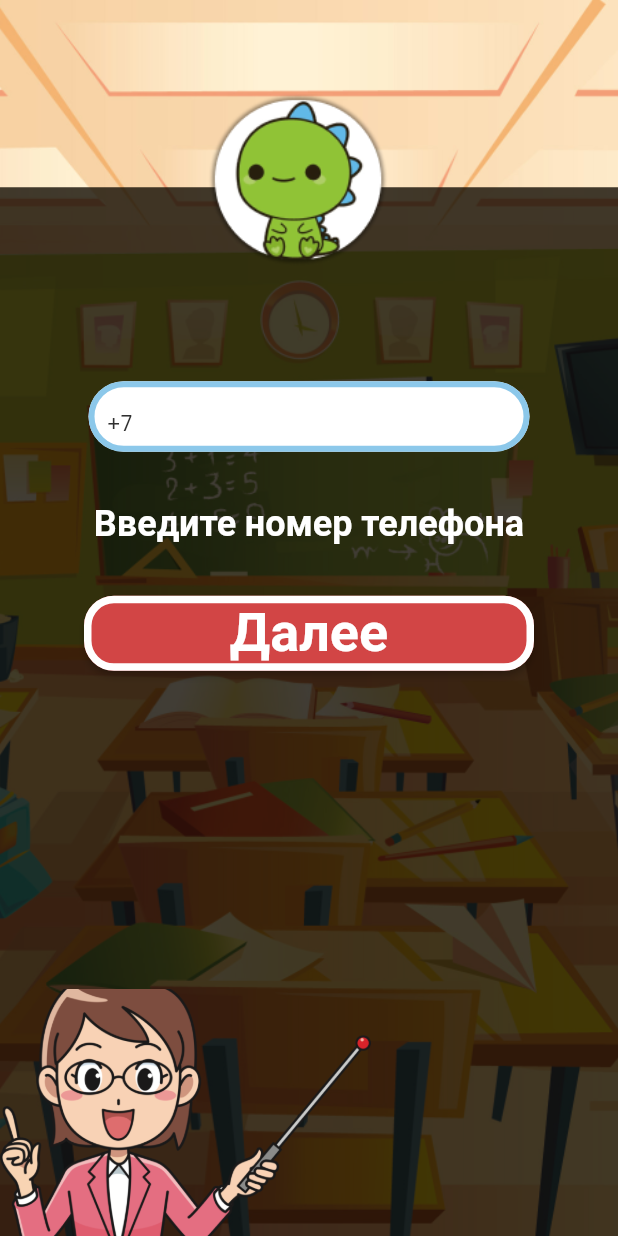
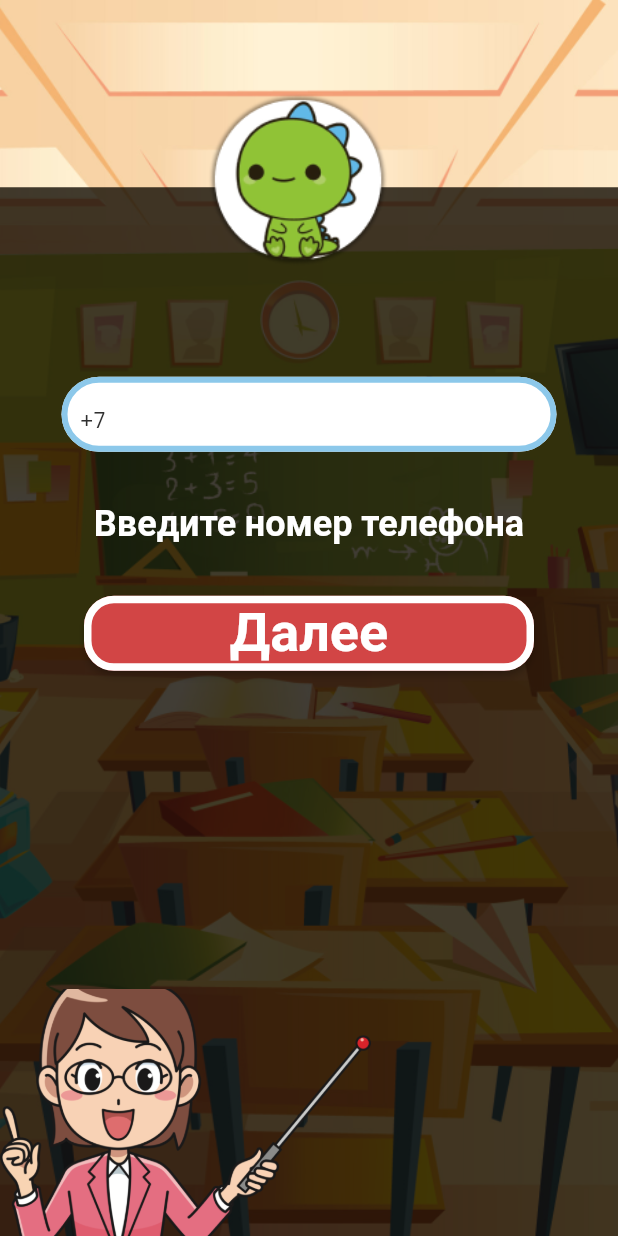
Before and after one commit to Sypexx/KengaBoo, a Flutter app: the RegistrationNumberWidget screen opened directly, on a phone screen of 412 x 824 dp. Run offline on Flutter 3.47's test engine with Material 2 defaults, Android fonts, the phone set to English and light mode, and no system bars; drawn by our look-alikes of auto_size_text; our stand-ins replace built_collection, built_value, cloud_firestore, firebase_auth, firebase_core, font_awesome_flutter and 8 more; missing offline and left inert: json_path; accounts and stored records are empty; generated files the repository leaves out were written again.

Commit message:
Updating to latest FlutterFlow output.

```diff
--- a/lib/registration_number/registration_number_widget.dart
+++ b/lib/registration_number/registration_number_widget.dart
@@ -43,6 +43,8 @@ class _RegistrationNumberWidgetState extends State<RegistrationNumberWidget> {
         ),
         child: Stack(
           children: [
+            Stack(
+              children: [
                 Align(
                   alignment: AlignmentDirectional(0, 1.02),
                   child: Container(
@@ -52,6 +54,8 @@ class _RegistrationNumberWidgetState extends State<RegistrationNumberWidget> {
                       color: Color(0xCB100B02),
                     ),
                   ),
+                ),
+              ],
             ),
             Align(
               alignment: AlignmentDirectional(0, -0.2),
@@ -63,15 +67,12 @@ class _RegistrationNumberWidgetState extends State<RegistrationNumberWidget> {
                   Padding(
                     padding: EdgeInsetsDirectional.fromSTEB(0, 0, 0, 30),
                     child: Container(
-                      width: 300,
+                      width: 330,
                       height: 50,
                       child: Stack(
                         children: [
                           Align(
                             alignment: AlignmentDirectional(-0.8, 0),
-                            child: Padding(
-                              padding:
-                                  EdgeInsetsDirectional.fromSTEB(3, 3, 3, 0),
                             child: TextFormField(
                               controller: textController,
                               obscureText: false,
@@ -95,7 +96,6 @@ class _RegistrationNumberWidgetState extends State<RegistrationNumberWidget> {
                               ),
                               style: FlutterFlowTheme.bodyText1,
                               keyboardType: TextInputType.phone,
-                              ),
                             ),
                           ),
                         ],
@@ -161,6 +161,8 @@ class _RegistrationNumberWidgetState extends State<RegistrationNumberWidget> {
                 ],
               ),
             ),
+            Stack(
+              children: [
                 Align(
                   alignment: AlignmentDirectional(-1, 1),
                   child: Image.asset(
@@ -169,6 +171,8 @@ class _RegistrationNumberWidgetState extends State<RegistrationNumberWidget> {
                     height: MediaQuery.of(context).size.height * 0.2,
                     fit: BoxFit.cover,
                   ),
+                ),
+              ],
             ),
             Align(
               alignment: AlignmentDirectional(-0.05, -0.83),
```
Lines whose indentation alone changed are shown as unchanged.
